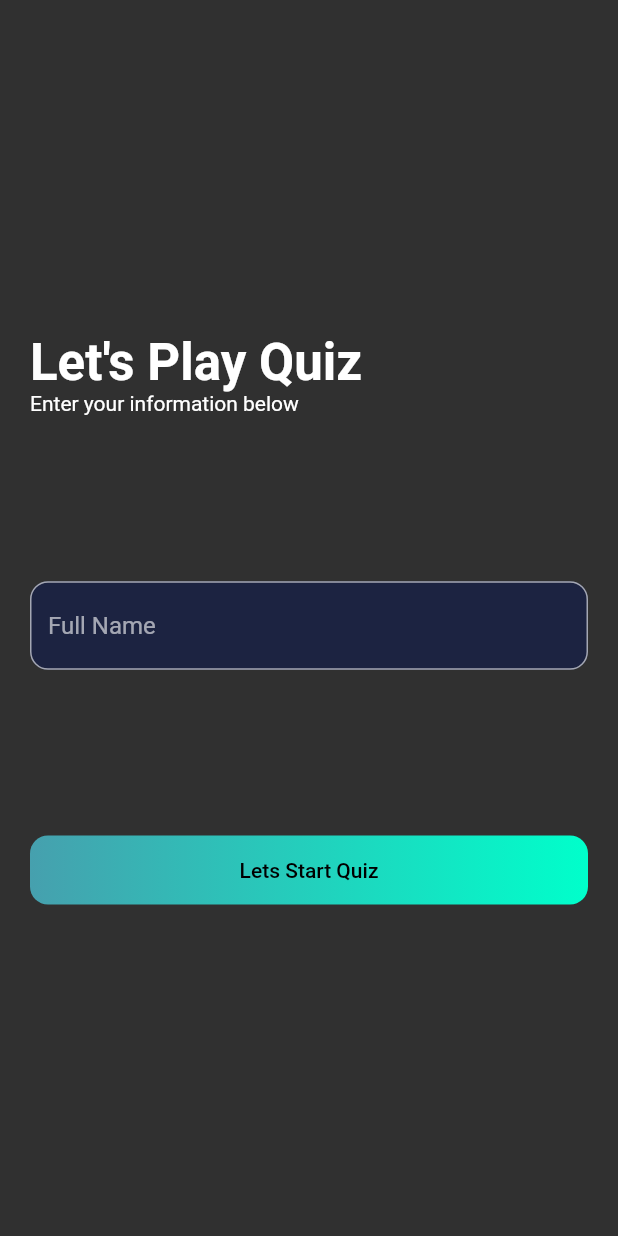
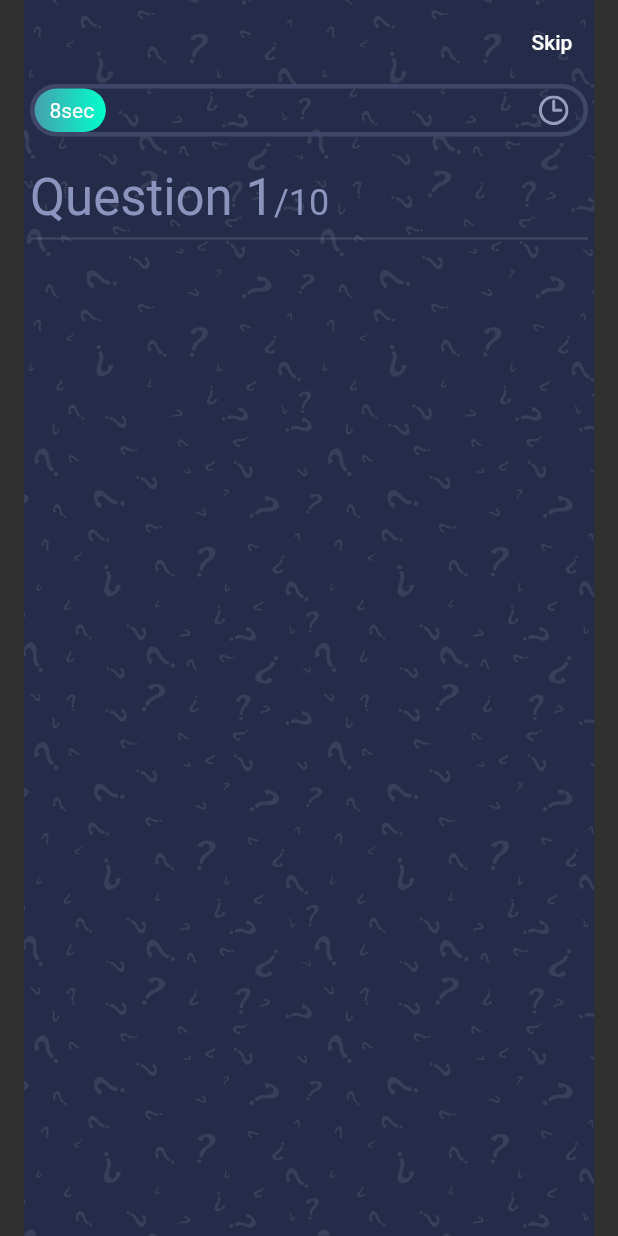
Before and after one commit to HoltzTomas/quizapp, a Flutter app: the screen it shows after launch, on a phone screen of 412 x 824 dp. Run offline on Flutter 3.47's test engine with Material 2 defaults, Android fonts, the phone set to English and light mode, and no system bars; our stand-ins replace get, websafe_svg.

Commit message:
Progress Bar

```diff
--- /dev/null
+++ b/lib/controllers/question_controller.dart
@@ -0,0 +1,31 @@
+import 'package:flutter/animation.dart';
+import 'package:get/get.dart';
+
+//We use get package for our state managment
+
+class QuestionController extends GetxController
+    with SingleGetTickerProviderMixin {
+  //Lets animate our progress bar
+
+  AnimationController _animationController;
+  Animation _animation;
+  //so that we can access our animation outside
+  Animation get animation => this._animation;
+
+  @override
+  void onInit() {
+    //Our animation duration is 60s
+    //so our plan is to fill the progress bar within 60s
+    _animationController =
+        AnimationController(duration: Duration(seconds: 60), vsync: this);
+    _animation = Tween(begin: 0.0, end: 1.0).animate(_animationController)
+      ..addListener(() {
+        //update like setState
+        update();
+      });
+
+    _animationController.forward();
+
+    super.onInit();
+  }
+}
--- a/lib/main.dart
+++ b/lib/main.dart
@@ -1,4 +1,5 @@
 import 'package:flutter/material.dart';
+import 'package:quiz_app/quiz/quiz_screen.dart';
 import 'package:quiz_app/screens/welcome_screen.dart';
 
 void main() {
@@ -13,7 +14,7 @@ class MyApp extends StatelessWidget {
       title: 'Quiz App',
       debugShowCheckedModeBanner: false,
       theme: ThemeData.dark(),
-      home: WelcomeScreen(),
+      home: QuizScreen(),
     );
   }
 }
--- /dev/null
+++ b/lib/quiz/components/body.dart
@@ -0,0 +1,53 @@
+import 'package:flutter/material.dart';
+import 'package:quiz_app/constants.dart';
+import 'package:quiz_app/models/questions.dart';
+import 'package:quiz_app/quiz/components/progress_bar.dart';
+import 'package:websafe_svg/websafe_svg.dart';
+
+class Body extends StatelessWidget {
+  const Body({
+    Key key,
+  }) : super(key: key);
+
+  @override
+  Widget build(BuildContext context) {
+    return Stack(
+      children: [
+        Container(
+          height: double.infinity,
+          width: double.infinity,
+          child: WebsafeSvg.asset("assets/icons/bg.svg"),
+        ),
+        SafeArea(
+          child: Padding(
+            padding: const EdgeInsets.symmetric(horizontal: kDefaultPadding),
+            child: Column(
+              crossAxisAlignment: CrossAxisAlignment.start,
+              children: [
+                ProgressBar(),
+                SizedBox(height: kDefaultPadding),
+                Text.rich(TextSpan(
+                    text: "Question 1",
+                    style: Theme.of(context)
+                        .textTheme
+                        .headline4
+                        .copyWith(color: kSecondaryColor),
+                    children: [
+                      TextSpan(
+                          text: "/10",
+                          style: Theme.of(context)
+                              .textTheme
+                              .headline5
+                              .copyWith(color: kSecondaryColor))
+                    ])),
+                Divider(thickness: 1.5),
+                SizedBox(height: kDefaultPadding),
+
+              ],
+            ),
+          ),
+        )
+      ],
+    );
+  }
+}
--- /dev/null
+++ b/lib/quiz/components/progress_bar.dart
@@ -0,0 +1,51 @@
+import 'package:flutter/material.dart';
+import 'package:get/get.dart';
+import 'package:quiz_app/controllers/question_controller.dart';
+import 'package:websafe_svg/websafe_svg.dart';
+
+import '../../constants.dart';
+
+class ProgressBar extends StatelessWidget {
+  const ProgressBar({
+    Key key,
+  }) : super(key: key);
+
+  @override
+  Widget build(BuildContext context) {
+    return Container(
+      width: double.infinity,
+      height: 35,
+      decoration: BoxDecoration(
+          border: Border.all(color: Color(0xFF3F4768), width: 3),
+          borderRadius: BorderRadius.circular(50)),
+      child: GetBuilder<QuestionController>(
+          init: QuestionController(),
+          builder: (controller) {
+            print(controller.animation.value);
+            return Stack(
+              children: [
+                LayoutBuilder(
+                    builder: (context, constraints) => Container(
+                          width: constraints.maxWidth * controller.animation.value, //Cover 50%
+                          decoration: BoxDecoration(
+                              gradient: kPrimaryGradient,
+                              borderRadius: BorderRadius.circular(50)),
+                        )),
+                Positioned.fill(
+                    child: Padding(
+                  padding: const EdgeInsets.symmetric(
+                      horizontal: kDefaultPadding / 2),
+                  child: Row(
+                    mainAxisAlignment: MainAxisAlignment.spaceBetween,
+                    children: [
+                      Text("${(controller.animation.value * 60).round()}sec"),
+                      WebsafeSvg.asset("assets/icons/clock.svg")
+                    ],
+                  ),
+                ))
+              ],
+            );
+          }),
+    );
+  }
+}
--- /dev/null
+++ b/lib/quiz/quiz_screen.dart
@@ -0,0 +1,18 @@
+import 'package:flutter/material.dart';
+import 'package:quiz_app/quiz/components/body.dart';
+import 'package:websafe_svg/websafe_svg.dart';
+
+class QuizScreen extends StatelessWidget {
+  @override
+  Widget build(BuildContext context) {
+    return Scaffold(
+      extendBodyBehindAppBar: true,
+      appBar: AppBar(
+        backgroundColor: Colors.transparent,
+        elevation: 0,
+        actions: [FlatButton(onPressed: () {}, child: Text("Skip"))],
+      ),
+      body: Body(),
+    );
+  }
+}
```
